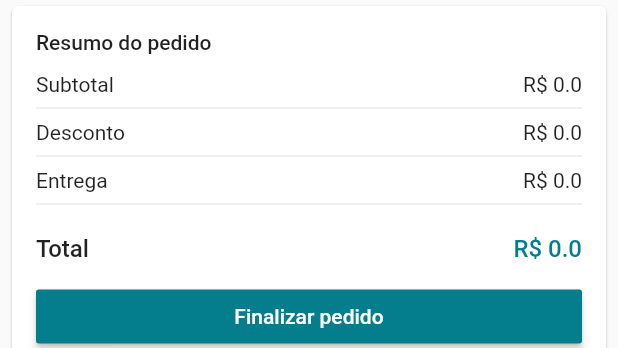
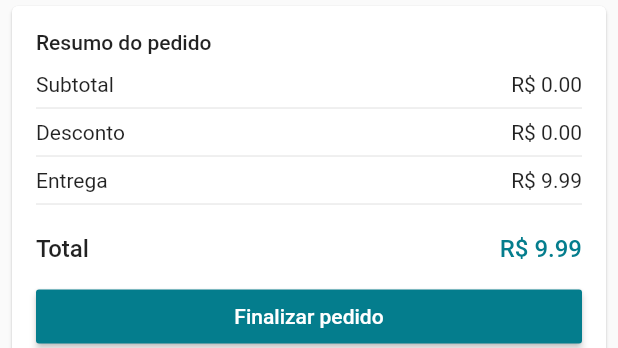
Before and after one commit to EsioFreitas/loja_virtual, a Flutter app: the CardPrice widget shown alone on an empty page, opened directly, on a phone screen of 412 x 824 dp. Shown: the top 348 px of the screen. Run offline on Flutter 3.47's test engine with Material 2 defaults, Android fonts, the phone set to English and light mode, and no system bars; our stand-ins replace carousel_pro, cloud_firestore, firebase_auth, transparent_image; accounts and stored records are empty; network calls fail.

Commit message:
Update screen price

```diff
--- a/lib/models/cart_model.dart
+++ b/lib/models/cart_model.dart
@@ -70,9 +70,9 @@ class CartModel extends Model {
     notifyListeners();
   }
 
-  void setCoupom(String c, int i){
-      this.cupomCode = c;
-      this.discountPercenter = i;
+  void setCoupom(String c, int i) {
+    this.cupomCode = c;
+    this.discountPercenter = i;
   }
 
   void _loadData() async {
@@ -86,4 +86,24 @@ class CartModel extends Model {
         query.documents.map((doc) => CartProduct.fromDocument(doc)).toList();
     notifyListeners();
   }
+
+  double getProductsPrice() {
+    double price = 0.0;
+    for (CartProduct c in products)
+      if (c.productData != null) price += (c.quantity * c.productData.price);
+
+    return price;
+  }
+
+  double getProductsDiscount() {
+    return getProductsPrice() * discountPercenter / 100;
+  }
+
+  double getShipPrice() {
+    return 9.99;
+  }
+
+  void updatePrices(){
+    notifyListeners();
+  }
 }
--- a/lib/tiles/cart_tile.dart
+++ b/lib/tiles/cart_tile.dart
@@ -38,6 +38,7 @@ class CartTile extends StatelessWidget {
   }
 
   Widget _buildContent(context) {
+    CartModel.of(context).updatePrices();
     return Row(
       children: <Widget>[
         Container(
--- a/lib/widget/card_price.dart
+++ b/lib/widget/card_price.dart
@@ -24,17 +24,17 @@ class CardPrice extends StatelessWidget {
               SizedBox(height: 12),
               Row(
                 mainAxisAlignment: MainAxisAlignment.spaceBetween,
-                children: <Widget>[Text('Subtotal'), Text('R\$ 0.0')],
+                children: <Widget>[Text('Subtotal'), Text('R\$ ${model.getProductsPrice().toStringAsFixed(2)}')],
               ),
               Divider(),
               Row(
                 mainAxisAlignment: MainAxisAlignment.spaceBetween,
-                children: <Widget>[Text('Desconto'), Text('R\$ 0.0')],
+                children: <Widget>[Text('Desconto'), Text('R\$ ${model.getProductsDiscount().toStringAsFixed(2)}')],
               ),
               Divider(),
               Row(
                 mainAxisAlignment: MainAxisAlignment.spaceBetween,
-                children: <Widget>[Text('Entrega'), Text('R\$ 0.0')],
+                children: <Widget>[Text('Entrega'), Text('R\$ ${model.getShipPrice().toStringAsFixed(2)}')],
               ),
               Divider(),
               SizedBox(height: 12),
@@ -46,7 +46,7 @@ class CardPrice extends StatelessWidget {
                     style: TextStyle(fontWeight: FontWeight.w500, fontSize: 16),
                   ),
                   Text(
-                    'R\$ 0.0',
+                    'R\$ ${(model.getShipPrice()+model.getProductsPrice()-model.getProductsDiscount()).toStringAsFixed(2)}',
                     style: TextStyle(
                         fontWeight: FontWeight.w500,
                         color: Theme.of(context).primaryColor,
```
